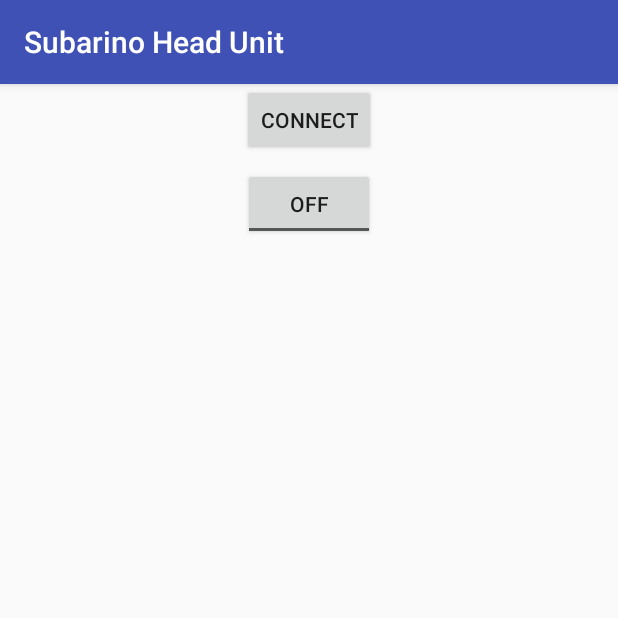
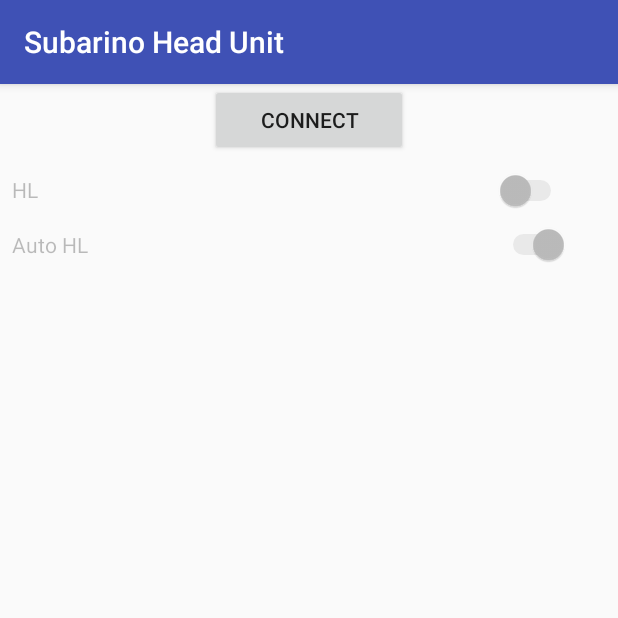
Before and after one commit to estevez-dev/Subarino, an Android app: the screen it shows after launch (MainActivity), on a phone screen of 412 x 824 dp, the top half of it. Run offline under Robolectric (Android 15) with nearby library versions, the phone set to English and light mode, and no system bars.

Commit message:
Headlights controls added to HeadUnit app. Subarino sketch updated

```diff
--- a/Head-Unit/app/src/main/AndroidManifest.xml
+++ b/Head-Unit/app/src/main/AndroidManifest.xml
@@ -9,7 +9,9 @@
         android:roundIcon="@mipmap/ic_launcher_round"
         android:supportsRtl="true"
         android:theme="@style/AppTheme">
-        <activity android:name=".MainActivity">
+        <activity android:name=".MainActivity"
+            android:configChanges="orientation"
+            android:screenOrientation="portrait">
             <intent-filter>
                 <action android:name="android.intent.action.MAIN" />
 
--- a/Head-Unit/app/src/main/java/com/yehor_vialov/subarinoheadunit/MainActivity.java
+++ b/Head-Unit/app/src/main/java/com/yehor_vialov/subarinoheadunit/MainActivity.java
@@ -9,6 +9,7 @@ import android.os.Bundle;
 import android.view.View;
 import android.widget.Button;
 import android.widget.CompoundButton;
+import android.widget.Switch;
 import android.widget.ToggleButton;
 
 import java.io.IOException;
@@ -19,10 +20,11 @@ public class MainActivity extends AppCompatActivity {
 
     private final static int REQUEST_ENABLE_BT = 1;
     Button btnConnect;
-    OutputStream btOutStream = null;
+    OutputStream btOutStream;
     Boolean btConnected = false;
-    ToggleButton btnLed;
     BluetoothSocket btSocket = null;
+    Switch swHeadlights = null;
+    Switch swHLAuto = null;
 
     @Override
     protected void onCreate(Bundle savedInstanceState) {
@@ -30,15 +32,19 @@ public class MainActivity extends AppCompatActivity {
         setContentView(R.layout.activity_main);
 
         btnConnect = (Button)findViewById(R.id.btnConnect);
-        btnLed = (ToggleButton)findViewById(R.id.btnLed);
-        btnLed.setOnCheckedChangeListener(new CompoundButton.OnCheckedChangeListener() {
+
+        swHeadlights = (Switch)findViewById(R.id.swHeadlights);
+        swHLAuto = (Switch)findViewById(R.id.swHLAuto);
+        swHLAuto.setChecked(true);
+        switchHLControls(false);
+        swHLAuto.setOnCheckedChangeListener(new CompoundButton.OnCheckedChangeListener() {
 
             @Override
             public void onCheckedChanged(CompoundButton buttonView, boolean isChecked) {
                 if(isChecked)
                 {
                     try {
-                        btOutStream.write("On".getBytes());
+                        btOutStream.write("13".getBytes());
                     } catch (IOException e) {
                         e.printStackTrace();
                     }
@@ -46,7 +52,7 @@ public class MainActivity extends AppCompatActivity {
                 else
                 {
                     try {
-                        btOutStream.write("Off".getBytes());
+                        btOutStream.write("14".getBytes());
                     } catch (IOException e) {
                         e.printStackTrace();
                     }
@@ -54,6 +60,32 @@ public class MainActivity extends AppCompatActivity {
 
             }
         });
+
+
+        swHeadlights.setOnCheckedChangeListener(new CompoundButton.OnCheckedChangeListener() {
+
+            @Override
+            public void onCheckedChanged(CompoundButton buttonView, boolean isChecked) {
+                if(isChecked)
+                {
+                    try {
+                        btOutStream.write("11".getBytes());
+                    } catch (IOException e) {
+                        e.printStackTrace();
+                    }
+                }
+                else
+                {
+                    try {
+                        btOutStream.write("12".getBytes());
+                    } catch (IOException e) {
+                        e.printStackTrace();
+                    }
+                }
+
+            }
+        });
+
         btnConnect.setOnClickListener(new View.OnClickListener() {
             public void onClick(View v) {
                 if (!btConnected) {
@@ -88,8 +120,10 @@ public class MainActivity extends AppCompatActivity {
                         btOutStream = btSocket.getOutputStream();
                         btConnected = true;
                         btnConnect.setText("Disconnect");
+                        switchHLControls(true);
                         //now you can use out to send output via out.write
                     } catch (IOException e) {
+                        switchHLControls(false);
                         e.printStackTrace();
                     }
                 } else {
@@ -103,10 +137,16 @@ public class MainActivity extends AppCompatActivity {
                     } catch (IOException e) {
                         e.printStackTrace();
                     }
+                    switchHLControls(false);
                     btConnected = false;
                     btnConnect.setText("Connect");
                 }
             }
         });
     }
+
+    private void switchHLControls(boolean enabled) {
+        swHLAuto.setEnabled(enabled);
+        swHeadlights.setEnabled(enabled);
+    }
 }
--- a/Head-Unit/app/src/main/res/layout/activity_main.xml
+++ b/Head-Unit/app/src/main/res/layout/activity_main.xml
@@ -8,23 +8,34 @@
 
     <Button
         android:id="@+id/btnConnect"
-        android:layout_width="wrap_content"
+        android:layout_width="132dp"
         android:layout_height="wrap_content"
+        android:layout_marginEnd="8dp"
+        android:layout_marginStart="8dp"
         android:text="Connect"
         app:layout_constraintEnd_toEndOf="parent"
-        app:layout_constraintHorizontal_bias="0.5"
         app:layout_constraintStart_toStartOf="parent"
         tools:layout_editor_absoluteY="16dp" />
 
-    <ToggleButton
-        android:id="@+id/btnLed"
-        android:layout_width="wrap_content"
-        android:layout_height="wrap_content"
+    <Switch
+        android:id="@+id/swHeadlights"
+        android:layout_width="370dp"
+        android:layout_height="29dp"
+        android:layout_marginStart="8dp"
         android:layout_marginTop="8dp"
-        android:text="ToggleButton"
-        app:layout_constraintEnd_toEndOf="parent"
-        app:layout_constraintHorizontal_bias="0.5"
+        android:text="HL"
         app:layout_constraintStart_toStartOf="parent"
         app:layout_constraintTop_toBottomOf="@+id/btnConnect" />
 
+    <Switch
+        android:id="@+id/swHLAuto"
+        android:layout_width="371dp"
+        android:layout_height="wrap_content"
+        android:layout_marginStart="8dp"
+        android:layout_marginTop="8dp"
+        android:checked="true"
+        android:text="Auto HL"
+        app:layout_constraintStart_toStartOf="parent"
+        app:layout_constraintTop_toBottomOf="@+id/swHeadlights" />
+
 </android.support.constraint.ConstraintLayout>
```
Also changed, not shown: 3 other files.
